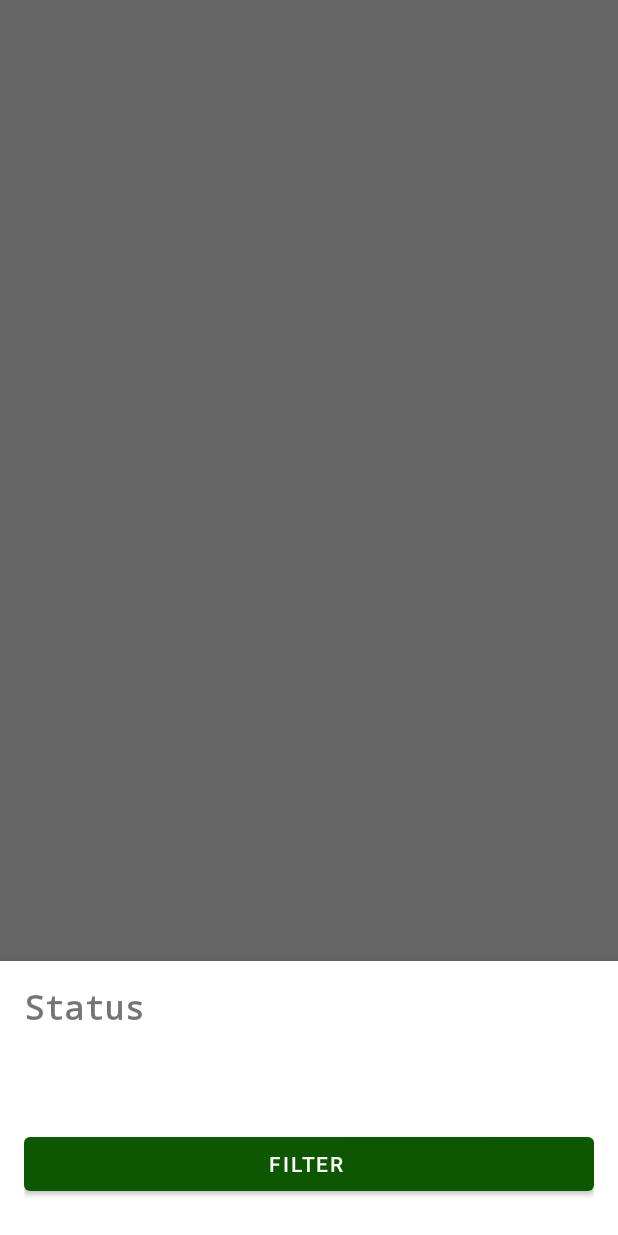
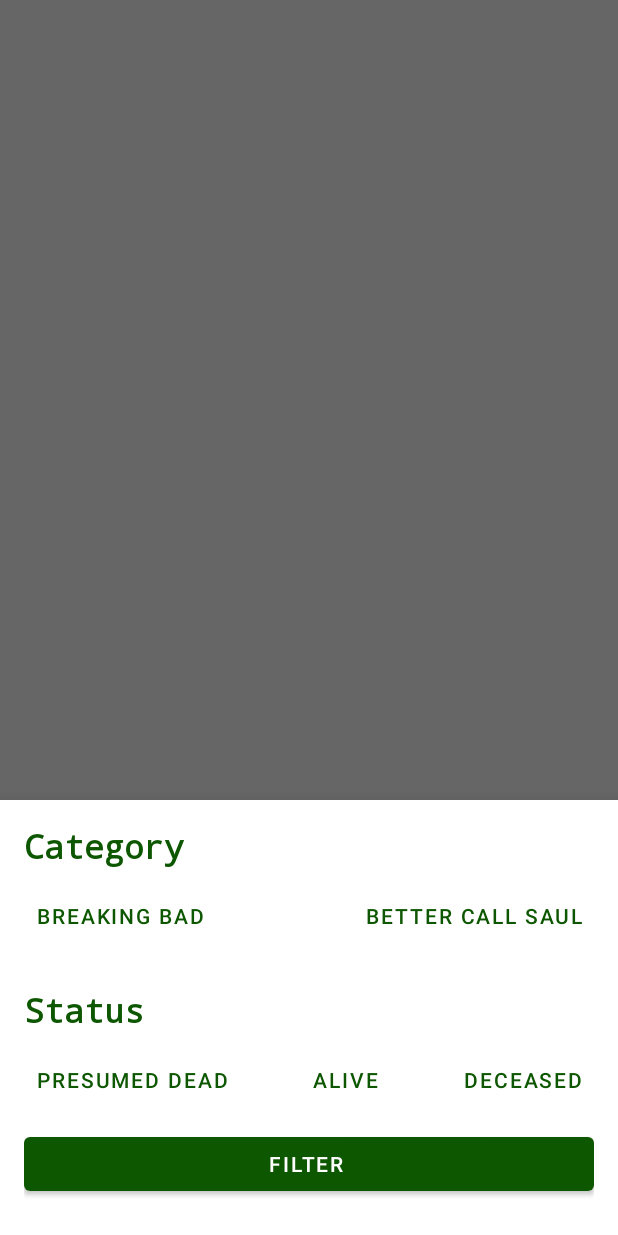
Before and after one commit to herdal06/BreakingBad, an Android app: the FilterCharactersFragment screen opened through its navigation route, on a phone screen of 412 x 824 dp. Run offline under Robolectric (Android 15) with nearby library versions, the phone set to English and light mode, and no system bars; our stand-ins replace Dagger/Hilt's generated code, navigation-ui; network calls fail; 1 statement that could not run was skipped.

Commit message:
Update filter page layout design

```diff
--- a/app/src/main/java/com/herdal/breakingbad/presentation/characters/CharactersViewModel.kt
+++ b/app/src/main/java/com/herdal/breakingbad/presentation/characters/CharactersViewModel.kt
@@ -3,13 +3,10 @@
 import android.util.Log
 import androidx.lifecycle.MutableLiveData
 import androidx.lifecycle.ViewModel
-import androidx.lifecycle.viewModelScope
 import com.herdal.breakingbad.data.remote.characters.CharactersRepository
 import com.herdal.breakingbad.data.remote.model.character.Character
 import dagger.hilt.android.lifecycle.HiltViewModel
 import kotlinx.coroutines.*
-import kotlinx.coroutines.flow.MutableStateFlow
-import kotlinx.coroutines.flow.StateFlow
 import javax.inject.Inject
 
 @HiltViewModel
--- a/app/src/main/java/com/herdal/breakingbad/presentation/filtercharacter/FilterCharactersFragment.kt
+++ b/app/src/main/java/com/herdal/breakingbad/presentation/filtercharacter/FilterCharactersFragment.kt
@@ -7,7 +7,6 @@
 import androidx.fragment.app.viewModels
 import com.google.android.material.bottomsheet.BottomSheetDialogFragment
 import com.herdal.breakingbad.databinding.FragmentFilterCharactersBinding
-import com.herdal.breakingbad.presentation.filtercharacter.adapter.CharacterStatusAdapter
 import dagger.hilt.android.AndroidEntryPoint
 
 @AndroidEntryPoint
@@ -19,9 +18,6 @@
     // onDestroyView.
     private val binding get() = _binding!!
     private val viewModel: FilterCharactersViewModel by viewModels()
-    private val characterStatusAdapter: CharacterStatusAdapter by lazy {
-        CharacterStatusAdapter()
-    }
 
     override fun onCreateView(
         inflater: LayoutInflater,
@@ -34,22 +30,11 @@
 
     override fun onViewCreated(view: View, savedInstanceState: Bundle?) {
         super.onViewCreated(view, savedInstanceState)
-        setupRecyclerView()
         observe()
     }
 
     private fun observe() {
-        viewModel.characters.observe(viewLifecycleOwner) {
-            characterStatusAdapter.submitList(it)
-        }
-        viewModel.getAllCharacters()
-    }
 
-    private fun setupRecyclerView() = with(binding) {
-        recyclerViewCharacterStatus.apply {
-            setHasFixedSize(true)
-            adapter = characterStatusAdapter
-        }
     }
 
     override fun onDestroyView() {
--- a/app/src/main/java/com/herdal/breakingbad/presentation/filtercharacter/FilterCharactersViewModel.kt
+++ b/app/src/main/java/com/herdal/breakingbad/presentation/filtercharacter/FilterCharactersViewModel.kt
@@ -21,19 +21,6 @@
         onError("Exception handled: ${throwable.localizedMessage}")
     }
 
-    fun getAllCharacters() {
-        job = CoroutineScope(Dispatchers.IO + exceptionHandler).launch {
-            val response = repository.getAllCharacters()
-            withContext(Dispatchers.Main) {
-                if (response.isSuccessful) {
-                    characters.postValue(response.body())
-                } else {
-                    Log.e("CharactersViewModel", "getAllMovies: ${response.code()}")
-                }
-            }
-        }
-    }
-
     private fun onError(message: String) {
         errorMessage.value = message
     }
--- a/app/src/main/java/com/herdal/breakingbad/presentation/filtercharacter/adapter/CharacterStatusAdapter.kt
+++ /dev/null
@@ -1,37 +0,0 @@
-package com.herdal.breakingbad.presentation.filtercharacter.adapter
-
-import android.view.LayoutInflater
-import android.view.ViewGroup
-import androidx.recyclerview.widget.RecyclerView
-import com.herdal.breakingbad.base.BaseListAdapter
-import com.herdal.breakingbad.data.remote.model.character.Character
-import com.herdal.breakingbad.databinding.ItemFilterCharacterBinding
-
-
-class CharacterStatusAdapter() :
-    BaseListAdapter<Character>(
-        itemsSame = { old, new -> old.char_id == new.char_id },
-        contentsSame = { old, new -> old == new }
-    ) {
-    override fun onCreateViewHolder(
-        parent: ViewGroup,
-        inflater: LayoutInflater,
-        viewType: Int
-    ): RecyclerView.ViewHolder {
-        return CharacterStatusViewHolder(
-            ItemFilterCharacterBinding.inflate(
-                LayoutInflater.from(parent.context),
-                parent,
-                false
-            )
-        )
-    }
-
-    override fun onBindViewHolder(holder: RecyclerView.ViewHolder, position: Int) {
-        when (holder) {
-            is CharacterStatusViewHolder -> {
-                getItem(position)?.let { character -> holder.bind(character) }
-            }
-        }
-    }
-}
--- a/app/src/main/java/com/herdal/breakingbad/presentation/filtercharacter/adapter/CharacterStatusViewHolder.kt
+++ /dev/null
@@ -1,13 +0,0 @@
-package com.herdal.breakingbad.presentation.filtercharacter.adapter
-
-import androidx.recyclerview.widget.RecyclerView
-import com.herdal.breakingbad.data.remote.model.character.Character
-import com.herdal.breakingbad.databinding.ItemFilterCharacterBinding
-
-class CharacterStatusViewHolder(
-    private val binding: ItemFilterCharacterBinding
-) : RecyclerView.ViewHolder(binding.root) {
-    fun bind(character: Character) = with(binding) {
-        btnFilter.text = character.status
-    }
-}
--- /dev/null
+++ b/app/src/main/res/drawable/round_button.xml
@@ -0,0 +1,13 @@
+<?xml version="1.0" encoding="utf-8"?>
+<selector xmlns:android="http://schemas.android.com/apk/res/android">
+    <item android:state_pressed="false">
+        <shape android:shape="oval">
+            <solid android:color="@color/colorOnPrimary" />
+        </shape>
+    </item>
+    <item android:state_pressed="true">
+        <shape android:shape="oval">
+            <solid android:color="@color/colorOnPrimary" />
+        </shape>
+    </item>
+</selector>
--- a/app/src/main/res/layout/fragment_filter_characters.xml
+++ b/app/src/main/res/layout/fragment_filter_characters.xml
@@ -12,36 +12,85 @@
         android:layout_width="0dp"
         android:layout_height="wrap_content"
         android:layout_marginVertical="@dimen/space_8"
-        android:text="FILTER"
+        android:layout_marginTop="32dp"
+        android:text="@string/filter"
         app:iconGravity="textStart"
         app:layout_constraintBottom_toBottomOf="parent"
         app:layout_constraintEnd_toEndOf="parent"
-        app:layout_constraintHorizontal_bias="0.781"
         app:layout_constraintStart_toStartOf="parent"
-        app:layout_constraintTop_toBottomOf="@+id/recyclerViewCharacterStatus" />
+        app:layout_constraintTop_toBottomOf="@+id/btnStatusPresumedDead" />
 
     <TextView
         android:id="@+id/textView8"
         android:layout_width="wrap_content"
         android:layout_height="wrap_content"
-        android:text="Status"
+        android:text="@string/category"
+        android:textColor="@color/colorOnPrimary"
         android:textSize="22sp"
         android:textStyle="bold"
         android:typeface="monospace"
         app:layout_constraintStart_toStartOf="parent"
         app:layout_constraintTop_toTopOf="parent" />
 
-    <androidx.recyclerview.widget.RecyclerView
-        android:id="@+id/recyclerViewCharacterStatus"
-        android:layout_width="0dp"
-        android:layout_height="50dp"
+    <TextView
+        android:id="@+id/textView9"
+        android:layout_width="wrap_content"
+        android:layout_height="wrap_content"
+        android:layout_marginTop="24dp"
+        android:text="@string/status"
+        android:textColor="@color/colorOnPrimary"
+        android:textSize="22sp"
+        android:textStyle="bold"
+        android:typeface="monospace"
+        app:layout_constraintStart_toStartOf="parent"
+        app:layout_constraintTop_toBottomOf="@+id/btnCategoryBreakingBad" />
+
+    <Button
+        android:id="@+id/btnCategoryBreakingBad"
+        android:layout_width="wrap_content"
+        android:layout_height="wrap_content"
         android:layout_marginTop="8dp"
-        android:orientation="horizontal"
-        app:layoutManager="androidx.recyclerview.widget.LinearLayoutManager"
-        app:layout_constraintBottom_toTopOf="@+id/btnfilter"
+        android:text="@string/breaking_bad"
+        app:layout_constraintStart_toStartOf="parent"
+        app:layout_constraintTop_toBottomOf="@+id/textView8" />
+
+    <Button
+        android:id="@+id/btnCategoryBetterCallSaul"
+        android:layout_width="wrap_content"
+        android:layout_height="wrap_content"
+        android:layout_marginTop="8dp"
+        android:text="@string/better_call_saul"
         app:layout_constraintEnd_toEndOf="parent"
+        app:layout_constraintTop_toBottomOf="@+id/textView8" />
+
+    <Button
+        android:id="@+id/btnStatusPresumedDead"
+        android:layout_width="wrap_content"
+        android:layout_height="wrap_content"
+        android:layout_marginTop="8dp"
+        android:text="@string/presumed_dead"
         app:layout_constraintStart_toStartOf="parent"
-        app:layout_constraintTop_toBottomOf="@+id/textView8"
-        tools:listitem="@layout/item_filter_character" />
+        app:layout_constraintTop_toBottomOf="@+id/textView9" />
+
+    <Button
+        android:id="@+id/btnStatusAlive"
+        android:layout_width="wrap_content"
+        android:layout_height="wrap_content"
+        android:layout_marginStart="8dp"
+        android:layout_marginTop="8dp"
+        android:layout_marginEnd="8dp"
+        android:text="@string/alive"
+        app:layout_constraintEnd_toStartOf="@+id/btnStatusDeceased"
+        app:layout_constraintStart_toEndOf="@+id/btnStatusPresumedDead"
+        app:layout_constraintTop_toBottomOf="@+id/textView9" />
+
+    <Button
+        android:id="@+id/btnStatusDeceased"
+        android:layout_width="wrap_content"
+        android:layout_height="wrap_content"
+        android:layout_marginTop="8dp"
+        android:text="@string/deceased"
+        app:layout_constraintEnd_toEndOf="parent"
+        app:layout_constraintTop_toBottomOf="@+id/textView9" />
 
 </androidx.constraintlayout.widget.ConstraintLayout>
--- a/app/src/main/res/values/strings.xml
+++ b/app/src/main/res/values/strings.xml
@@ -1,5 +1,13 @@
 <resources>
     <string name="app_name">BreakingBad</string>
-    <!-- TODO: Remove or change this placeholder text -->
     <string name="hello_blank_fragment">Hello blank fragment</string>
+    <string name="breaking_bad">BREAKING BAD</string>
+    <string name="better_call_saul">Better Call Saul</string>
+    <string name="presumed_dead">Presumed dead</string>
+    <string name="alive">ALIVE</string>
+    <string name="deceased">Deceased</string>
+    <string name="filter">FILTER</string>
+    <string name="category">Category</string>
+    <string name="status">Status</string>
+
 </resources>
```
